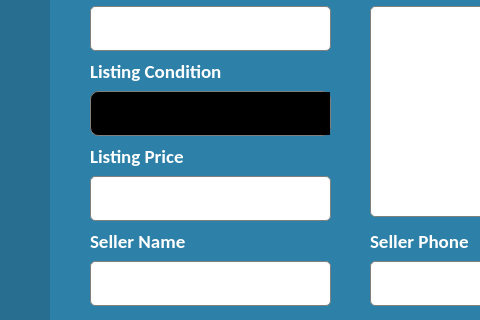
Above: ChurFindsEdit.ui from VinceV0/Marketplace before the change; both pictures show x 0 to 480 and y 268 to 588 of the 1000 by 760 pixel window. Below: the same form after it.
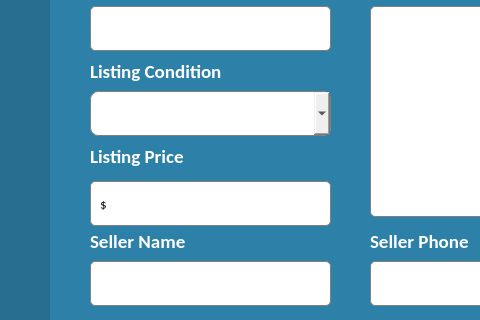
That is the form after the change. Icons and pictures are not drawn.

The edit to the form file:
```diff
--- a/ChurFindsEdit.ui
+++ b/ChurFindsEdit.ui
@@ -255,30 +255,6 @@
      <string>Listing Name</string>
     </property>
    </widget>
-   <widget class="QTextEdit" name="ListingPriceInput">
-    <property name="geometry">
-     <rect>
-      <x>90</x>
-      <y>425</y>
-      <width>241</width>
-      <height>45</height>
-     </rect>
-    </property>
-    <property name="font">
-     <font>
-      <family>Calibri Light</family>
-      <pointsize>11</pointsize>
-     </font>
-    </property>
-    <property name="styleSheet">
-     <string notr="true">border-radius: 5px;
-border: 1px solid gray; 
-background-color: white;</string>
-    </property>
-    <property name="frameShadow">
-     <enum>QFrame::Raised</enum>
-    </property>
-   </widget>
    <widget class="QLabel" name="listingSPhoneLabel">
     <property name="geometry">
      <rect>
@@ -457,41 +433,24 @@
      </font>
     </property>
     <property name="styleSheet">
-     <string notr="true">border-radius: 5px;
-border: 1px solid gray; 
-color: black;
+     <string notr="true">QComboBox {
+    border-radius: 8px;
+    border: 1px solid gray;
+}
 
 QComboBox QAbstractItemView {
-    /* Ensures items are black against the default white/light background */
-    color: black;
-    /* Optional: Sets the background color of the list panel itself */
-    background-color: black; 
+    background-color: white;
+    color: white; 
+    selection-background-color: #50a5ff;
+    selection-color: white; 
+    border: 1px solid #385B75;
 }
 
-/* 2. CRITICAL: Forces text to black when the item is selected/highlighted */
 QComboBox QAbstractItemView::item:selected {
-    /* Background color of the item when hovered/selected (using your highlight color) */
     background-color: #50a5ff; 
-	color: rgb(80, 165, 255);
-    
-    /* *** This is the core fix *** */
-    color: black;
+    color: white;
 }
-
-/* 3. Ensures the text visible in the closed combobox itself is black */
-QComboBox {
-    color: black;
-    /* You can put your border and radius styles here */
-    border-radius: 8px;
-    border: 1px solid gray;
-    background-color: black; 
-}
-
-/* 4. Ensures the area around the selected item is not white */
-QComboBox::drop-down {
-    /* Ensure the button area doesn't interfere */
-    subcontrol-origin: padding;
-}</string>
+</string>
     </property>
     <property name="currentText">
      <string/>
@@ -647,6 +606,78 @@
      <string>Listing Price</string>
     </property>
    </widget>
+   <widget class="QTextEdit" name="ListingPriceInput">
+    <property name="geometry">
+     <rect>
+      <x>129</x>
+      <y>433</y>
+      <width>201</width>
+      <height>40</height>
+     </rect>
+    </property>
+    <property name="font">
+     <font>
+      <family>Calibri Light</family>
+      <pointsize>11</pointsize>
+     </font>
+    </property>
+    <property name="styleSheet">
+     <string notr="true">border-radius: 5px;
+border: 0px solid white; 
+background-color: white;</string>
+    </property>
+    <property name="frameShadow">
+     <enum>QFrame::Raised</enum>
+    </property>
+   </widget>
+   <widget class="QLabel" name="DollarSign">
+    <property name="geometry">
+     <rect>
+      <x>100</x>
+      <y>428</y>
+      <width>16</width>
+      <height>50</height>
+     </rect>
+    </property>
+    <property name="font">
+     <font>
+      <family>Calibri</family>
+      <pointsize>10</pointsize>
+      <weight>50</weight>
+      <bold>false</bold>
+     </font>
+    </property>
+    <property name="styleSheet">
+     <string notr="true">color: rgb(0, 0, 0);</string>
+    </property>
+    <property name="text">
+     <string>$</string>
+    </property>
+   </widget>
+   <widget class="QFrame" name="frame">
+    <property name="geometry">
+     <rect>
+      <x>90</x>
+      <y>430</y>
+      <width>241</width>
+      <height>45</height>
+     </rect>
+    </property>
+    <property name="autoFillBackground">
+     <bool>false</bool>
+    </property>
+    <property name="styleSheet">
+     <string notr="true">border-radius: 5px;
+border: 1px solid gray; 
+background-color: white;</string>
+    </property>
+    <property name="frameShape">
+     <enum>QFrame::StyledPanel</enum>
+    </property>
+    <property name="frameShadow">
+     <enum>QFrame::Raised</enum>
+    </property>
+   </widget>
    <zorder>listWidget</zorder>
    <zorder>ListingNameInput</zorder>
    <zorder>CompanyName</zorder>
@@ -655,7 +686,6 @@
    <zorder>listingDescriptionLabel</zorder>
    <zorder>listingSNameLabel</zorder>
    <zorder>listingNameLabel</zorder>
-   <zorder>ListingPriceInput</zorder>
    <zorder>listingSPhoneLabel</zorder>
    <zorder>ListingSNameInput</zorder>
    <zorder>CancelButton</zorder>
@@ -667,6 +697,9 @@
    <zorder>ListingDescInput</zorder>
    <zorder>listingConditionLabel</zorder>
    <zorder>listingPriceLabel</zorder>
+   <zorder>frame</zorder>
+   <zorder>DollarSign</zorder>
+   <zorder>ListingPriceInput</zorder>
   </widget>
   <widget class="QMenuBar" name="menubar">
    <property name="geometry">
```
